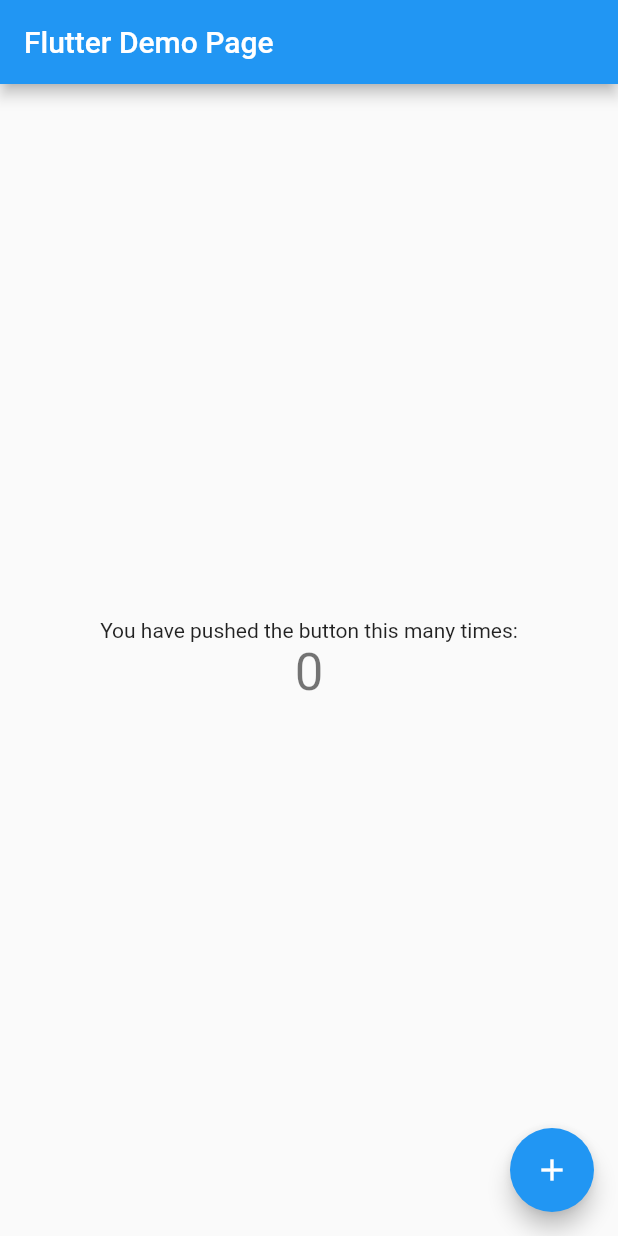
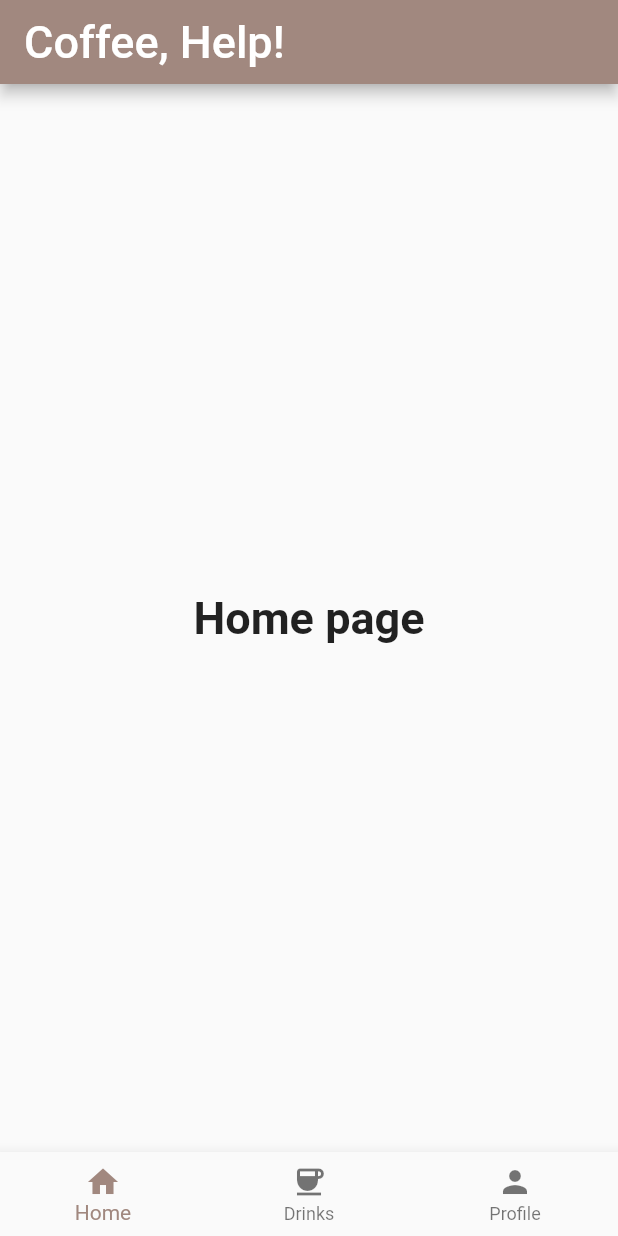
Before and after one commit to RossKeen/Coffee-Help-, a Flutter app: the screen it shows after launch, on a phone screen of 412 x 824 dp. Run offline on Flutter 3.47's test engine with Material 2 defaults, Android fonts, the phone set to English and light mode, and no system bars; our stand-ins replace firebase_core; accounts and stored records are empty.

Commit message:
Nav bar made

```diff
--- a/lib/main.dart
+++ b/lib/main.dart
@@ -1,115 +1,82 @@
 import 'package:flutter/material.dart';
 
-void main() {
-  runApp(const MyApp());
-}
+void main() => runApp(MyApp());
 
 class MyApp extends StatelessWidget {
-  const MyApp({super.key});
-
-  // This widget is the root of your application.
   @override
   Widget build(BuildContext context) {
     return MaterialApp(
+      theme: ThemeData(),
       title: 'Flutter Demo',
-      theme: ThemeData(
-        // This is the theme of your application.
-        //
-        // Try running your application with "flutter run". You'll see the
-        // application has a blue toolbar. Then, without quitting the app, try
-        // changing the primarySwatch below to Colors.green and then invoke
-        // "hot reload" (press "r" in the console where you ran "flutter run",
-        // or simply save your changes to "hot reload" in a Flutter IDE).
-        // Notice that the counter didn't reset back to zero; the application
-        // is not restarted.
-        primarySwatch: Colors.blue,
-      ),
-      home: const MyHomePage(title: 'Flutter Demo Page'),
+      home: MyStatefulWidget(),
     );
   }
 }
 
-class MyHomePage extends StatefulWidget {
-  const MyHomePage({super.key, required this.title});
-
-  // This widget is the home page of your application. It is stateful, meaning
-  // that it has a State object (defined below) that contains fields that affect
-  // how it looks.
-
-  // This class is the configuration for the state. It holds the values (in this
-  // case the title) provided by the parent (in this case the App widget) and
-  // used by the build method of the State. Fields in a Widget subclass are
-  // always marked "final".
-
-  final String title;
+class MyStatefulWidget extends StatefulWidget {
+  const MyStatefulWidget({super.key});
 
   @override
-  State<MyHomePage> createState() => _MyHomePageState();
+  State<MyStatefulWidget> createState() => _MyStatefulWidgetState();
 }
 
-class _MyHomePageState extends State<MyHomePage> {
-  int _counter = 0;
+class _MyStatefulWidgetState extends State<MyStatefulWidget> {
+  int _selectedIndex = 0;
+  static const TextStyle optionStyle =
+      TextStyle(fontSize: 30, fontWeight: FontWeight.bold);
+  static const List<Widget> _widgetOptions = <Widget>[
+    Text(
+      'Home page',
+      style: optionStyle,
+    ),
+    Text(
+      'Drinks list',
+      style: optionStyle,
+    ),
+    Text(
+      'Profile page',
+      style: optionStyle,
+    ),
+  ];
 
-  void _incrementCounter() {
+  void _onItemTapped(int index) {
     setState(() {
-      // This call to setState tells the Flutter framework that something has
-      // changed in this State, which causes it to rerun the build method below
-      // so that the display can reflect the updated values. If we changed
-      // _counter without calling setState(), then the build method would not be
-      // called again, and so nothing would appear to happen.
-      _counter++;
+      _selectedIndex = index;
     });
   }
 
   @override
   Widget build(BuildContext context) {
-    // This method is rerun every time setState is called, for instance as done
-    // by the _incrementCounter method above.
-    //
-    // The Flutter framework has been optimized to make rerunning build methods
-    // fast, so that you can just rebuild anything that needs updating rather
-    // than having to individually change instances of widgets.
     return Scaffold(
       appBar: AppBar(
-        // Here we take the value from the MyHomePage object that was created by
-        // the App.build method, and use it to set our appbar title.
-        title: Text(widget.title),
+        title: const Text(
+          'Coffee, Help!',
+          style: TextStyle(fontSize: 30),
+        ),
+        backgroundColor: Colors.brown[300],
       ),
       body: Center(
-        // Center is a layout widget. It takes a single child and positions it
-        // in the middle of the parent.
-        child: Column(
-          // Column is also a layout widget. It takes a list of children and
-          // arranges them vertically. By default, it sizes itself to fit its
-          // children horizontally, and tries to be as tall as its parent.
-          //
-          // Invoke "debug painting" (press "p" in the console, choose the
-          // "Toggle Debug Paint" action from the Flutter Inspector in Android
-          // Studio, or the "Toggle Debug Paint" command in Visual Studio Code)
-          // to see the wireframe for each widget.
-          //
-          // Column has various properties to control how it sizes itself and
-          // how it positions its children. Here we use mainAxisAlignment to
-          // center the children vertically; the main axis here is the vertical
-          // axis because Columns are vertical (the cross axis would be
-          // horizontal).
-          mainAxisAlignment: MainAxisAlignment.center,
-          children: <Widget>[
-            const Text(
-              'You have pushed the button this many times:',
-            ),
-            Text(
-              '$_counter',
-              style: Theme.of(context).textTheme.headline4,
-            ),
-          ],
-        ),
+        child: _widgetOptions.elementAt(_selectedIndex),
       ),
-      floatingActionButton: FloatingActionButton(
-        onPressed: _incrementCounter,
-        tooltip: 'Increment',
-        child: const Icon(Icons.add),
-      ), // This trailing comma makes auto-formatting nicer for build methods.
+      bottomNavigationBar: BottomNavigationBar(
+        items: const <BottomNavigationBarItem>[
+          BottomNavigationBarItem(
+            icon: Icon(Icons.home),
+            label: 'Home',
+          ),
+          BottomNavigationBarItem(
+            icon: Icon(Icons.coffee),
+            label: 'Drinks',
+          ),
+          BottomNavigationBarItem(
+            icon: Icon(Icons.person),
+            label: 'Profile',
+          ),
+        ],
+        currentIndex: _selectedIndex,
+        selectedItemColor: Colors.brown[300],
+        onTap: _onItemTapped,
+      ),
     );
   }
 }
```
Also changed, not shown: 3 other files.
